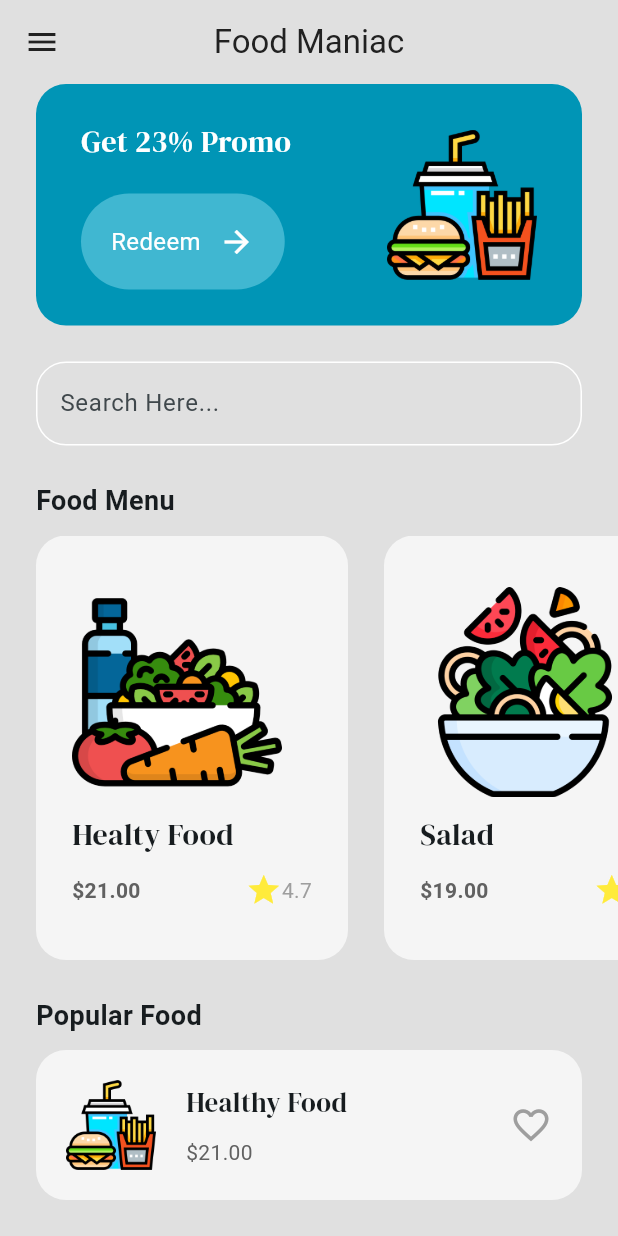
After one commit to KaptenDia/food_shop_ui, a Flutter app: the MenuView screen opened by its route, on a phone screen of 412 x 824 dp. The commit adds this screen. Run offline on Flutter 3.47's test engine with Material 2 defaults, Android fonts, the phone set to English and light mode, and no system bars; our stand-ins replace google_fonts.

Commit message:
add menu page

```diff
--- a/lib/main.dart
+++ b/lib/main.dart
@@ -1,5 +1,7 @@
 import 'package:flutter/material.dart';
 import 'package:food_shop_ui/module/intro/view/intro_view.dart';
+import 'package:food_shop_ui/module/menu/view/menu_view.dart';
+import 'package:food_shop_ui/shared/theme/colors.dart';
 
 void main() {
   runApp(const MyApp());
@@ -10,12 +12,17 @@ class MyApp extends StatelessWidget {
   @override
   Widget build(BuildContext context) {
     return MaterialApp(
+      debugShowCheckedModeBanner: false,
       title: 'Flutter Demo',
       theme: ThemeData(
-        colorScheme: ColorScheme.fromSeed(seedColor: Colors.deepPurple),
+        colorScheme: ColorScheme.fromSeed(seedColor: primaryColor),
         useMaterial3: true,
       ),
       home: const IntroView(),
+      routes: {
+        '/introview': (context) => const IntroView(),
+        '/menuview': (context) => const MenuView(),
+      },
     );
   }
 }
--- a/lib/module/intro/view/intro_view.dart
+++ b/lib/module/intro/view/intro_view.dart
@@ -1,4 +1,5 @@
 import 'package:flutter/material.dart';
+import 'package:food_shop_ui/shared/theme/colors.dart';
 import 'package:food_shop_ui/shared/widget/button/button.dart';
 import 'package:google_fonts/google_fonts.dart';
 
@@ -8,7 +9,7 @@ class IntroView extends StatelessWidget {
   @override
   Widget build(BuildContext context) {
     return Scaffold(
-      backgroundColor: const Color(0xff0095B6),
+      backgroundColor: primaryColor,
       body: Padding(
         padding: const EdgeInsets.all(24),
         child: Column(
@@ -59,8 +60,12 @@ class IntroView extends StatelessWidget {
               height: 12,
             ),
             // Get Started Button
-            const MyButton(
+            MyButton(
               text: "Get Started",
+              onTap: () {
+                // Go To Menu Page
+                Navigator.pushNamed(context, '/menuview');
+              },
             ),
           ],
         ),
--- /dev/null
+++ b/lib/module/menu/model/food.dart
@@ -0,0 +1,18 @@
+class Food {
+  String name;
+  String price;
+  String imagePath;
+  String rating;
+
+  Food({
+    required this.name,
+    required this.price,
+    required this.imagePath,
+    required this.rating,
+  });
+
+  String get _name => name;
+  String get _price => price;
+  String get _imagePath => imagePath;
+  String get _rating => rating;
+}
--- /dev/null
+++ b/lib/module/menu/view/menu_view.dart
@@ -0,0 +1,226 @@
+import 'package:flutter/material.dart';
+import 'package:food_shop_ui/module/menu/model/food.dart';
+import 'package:food_shop_ui/module/menu/widget/food_tile.dart';
+import 'package:food_shop_ui/shared/theme/colors.dart';
+import 'package:food_shop_ui/shared/widget/button/button.dart';
+import 'package:google_fonts/google_fonts.dart';
+
+class MenuView extends StatefulWidget {
+  const MenuView({super.key});
+
+  @override
+  State<MenuView> createState() => _MenuViewState();
+}
+
+class _MenuViewState extends State<MenuView> {
+  // Food Menu
+  List foodMenu = [
+    Food(
+      name: "Healty Food",
+      price: "21.00",
+      imagePath: "assets/images/1.png",
+      rating: "4.7",
+    ),
+    Food(
+      name: "Salad",
+      price: "19.00",
+      imagePath: "assets/images/2.png",
+      rating: "4.8",
+    ),
+    Food(
+      name: "Junk Food",
+      price: "25.00",
+      imagePath: "assets/images/3.png",
+      rating: "4.9",
+    ),
+  ];
+
+  @override
+  Widget build(BuildContext context) {
+    return Scaffold(
+      backgroundColor: Colors.grey[300],
+      appBar: AppBar(
+        centerTitle: true,
+        backgroundColor: Colors.transparent,
+        leading: Icon(
+          Icons.menu,
+          color: Colors.grey[900],
+        ),
+        title: Text(
+          'Food Maniac',
+          style: TextStyle(
+            color: Colors.grey[900],
+          ),
+        ),
+      ),
+      body: Column(
+        crossAxisAlignment: CrossAxisAlignment.start,
+        children: [
+          // Promo Banner
+          Container(
+            decoration: BoxDecoration(
+              color: primaryColor,
+              borderRadius: BorderRadius.circular(20),
+            ),
+            margin: const EdgeInsets.symmetric(
+              horizontal: 24,
+            ),
+            padding: const EdgeInsets.symmetric(
+              horizontal: 30,
+              vertical: 24,
+            ),
+            child: Row(
+              mainAxisAlignment: MainAxisAlignment.spaceBetween,
+              children: [
+                //Promo Message
+                Column(
+                  crossAxisAlignment: CrossAxisAlignment.start,
+                  children: [
+                    Text(
+                      'Get 23% Promo',
+                      style: GoogleFonts.dmSerifDisplay(
+                        fontSize: 20,
+                        color: Colors.white,
+                      ),
+                    ),
+                    const SizedBox(
+                      height: 20,
+                    ),
+                    // Redeem Button
+                    MyButton(
+                      text: 'Redeem',
+                      onTap: () {},
+                    ),
+                  ],
+                ),
+                // Image
+                Image.asset(
+                  'assets/images/3.png',
+                  height: 100,
+                ),
+              ],
+            ),
+          ),
+          //  Search Bqr
+          const SizedBox(
+            height: 24,
+          ),
+          Padding(
+            padding: const EdgeInsets.symmetric(horizontal: 24.0),
+            child: TextField(
+              decoration: InputDecoration(
+                focusedBorder: OutlineInputBorder(
+                  borderSide: const BorderSide(color: Colors.white),
+                  borderRadius: BorderRadius.circular(20),
+                ),
+                enabledBorder: OutlineInputBorder(
+                  borderSide: const BorderSide(color: Colors.white),
+                  borderRadius: BorderRadius.circular(20),
+                ),
+                hintText: "Search Here...",
+              ),
+            ),
+          ),
+          const SizedBox(
+            height: 24,
+          ),
+          // Menu List
+          const Padding(
+            padding: EdgeInsets.symmetric(horizontal: 24),
+            child: Text(
+              'Food Menu',
+              style: TextStyle(
+                fontWeight: FontWeight.bold,
+                fontSize: 18,
+              ),
+            ),
+          ),
+          const SizedBox(
+            height: 10,
+          ),
+          Expanded(
+            child: ListView.builder(
+                scrollDirection: Axis.horizontal,
+                itemCount: foodMenu.length,
+                itemBuilder: (context, index) => FoodTile(
+                      food: foodMenu[index],
+                    )),
+          ),
+          const SizedBox(
+            height: 24,
+          ),
+          // Popular Food
+          const Padding(
+            padding: EdgeInsets.symmetric(horizontal: 24),
+            child: Text(
+              'Popular Food',
+              style: TextStyle(
+                fontWeight: FontWeight.bold,
+                fontSize: 18,
+              ),
+            ),
+          ),
+          const SizedBox(
+            height: 10,
+          ),
+          Container(
+            decoration: BoxDecoration(
+              color: Colors.grey[100],
+              borderRadius: BorderRadius.circular(20),
+            ),
+            margin: const EdgeInsets.only(left: 24, right: 24, bottom: 24),
+            padding: const EdgeInsets.all(20),
+            child: Row(
+              mainAxisAlignment: MainAxisAlignment.spaceBetween,
+              children: [
+                Row(
+                  children: [
+                    // Image
+                    Image.asset(
+                      'assets/images/3.png',
+                      height: 60,
+                    ),
+                    const SizedBox(
+                      width: 20,
+                    ),
+
+                    // Name and Price
+                    Column(
+                      crossAxisAlignment: CrossAxisAlignment.start,
+                      children: [
+                        // Name
+                        Text(
+                          'Healthy Food',
+                          style: GoogleFonts.dmSerifDisplay(
+                            fontSize: 18,
+                          ),
+                        ),
+
+                        const SizedBox(
+                          height: 10,
+                        ),
+                        // Price
+                        Text(
+                          '\$21.00',
+                          style: TextStyle(
+                            color: Colors.grey[700],
+                          ),
+                        ),
+                      ],
+                    ),
+                  ],
+                ),
+                // Heart
+                const Icon(
+                  Icons.favorite_outline,
+                  color: Colors.grey,
+                  size: 28,
+                ),
+              ],
+            ),
+          ),
+        ],
+      ),
+    );
+  }
+}
--- /dev/null
+++ b/lib/module/menu/widget/food_tile.dart
@@ -0,0 +1,70 @@
+import 'package:flutter/material.dart';
+import 'package:food_shop_ui/module/menu/model/food.dart';
+import 'package:google_fonts/google_fonts.dart';
+
+class FoodTile extends StatelessWidget {
+  final Food food;
+  const FoodTile({super.key, required this.food});
+
+  @override
+  Widget build(BuildContext context) {
+    return Container(
+      margin: const EdgeInsets.only(
+        left: 24,
+      ),
+      padding: const EdgeInsets.all(24),
+      decoration: BoxDecoration(
+        color: Colors.grey[100],
+        borderRadius: BorderRadius.circular(20),
+      ),
+      child: Column(
+        crossAxisAlignment: CrossAxisAlignment.start,
+        mainAxisAlignment: MainAxisAlignment.spaceEvenly,
+        children: [
+          // image
+          Image.asset(
+            food.imagePath,
+            height: 140,
+          ),
+          // Text
+          Text(
+            food.name,
+            style: GoogleFonts.dmSerifDisplay(
+              fontSize: 20,
+            ),
+          ),
+          // Price + Rating
+          SizedBox(
+            width: 160,
+            child: Row(
+              mainAxisAlignment: MainAxisAlignment.spaceBetween,
+              children: [
+                // Price
+                Text(
+                  '\$${food.price}',
+                  style: TextStyle(
+                    fontWeight: FontWeight.bold,
+                    color: Colors.grey[700],
+                  ),
+                ),
+                // Rating
+                Row(
+                  children: [
+                    const Icon(
+                      Icons.star,
+                      color: Colors.yellow,
+                    ),
+                    Text(
+                      food.rating,
+                      style: const TextStyle(color: Colors.grey),
+                    ),
+                  ],
+                ),
+              ],
+            ),
+          ),
+        ],
+      ),
+    );
+  }
+}
--- /dev/null
+++ b/lib/shared/theme/colors.dart
@@ -0,0 +1,3 @@
+import 'package:flutter/material.dart';
+
+Color primaryColor = const Color(0xff0095B6);
--- a/lib/shared/widget/button/button.dart
+++ b/lib/shared/widget/button/button.dart
@@ -2,11 +2,14 @@ import 'package:flutter/material.dart';
 
 class MyButton extends StatelessWidget {
   final String text;
-  const MyButton({super.key, required this.text});
+  final void Function() onTap;
+  const MyButton({super.key, required this.text, required this.onTap});
 
   @override
   Widget build(BuildContext context) {
-    return Container(
+    return GestureDetector(
+      onTap: onTap,
+      child: Container(
         padding: const EdgeInsets.all(20),
         decoration: BoxDecoration(
           borderRadius: BorderRadius.circular(40),
@@ -33,6 +36,7 @@ class MyButton extends StatelessWidget {
             ),
           ],
         ),
+      ),
     );
   }
 }
```
Lines whose indentation alone changed are shown as unchanged.
